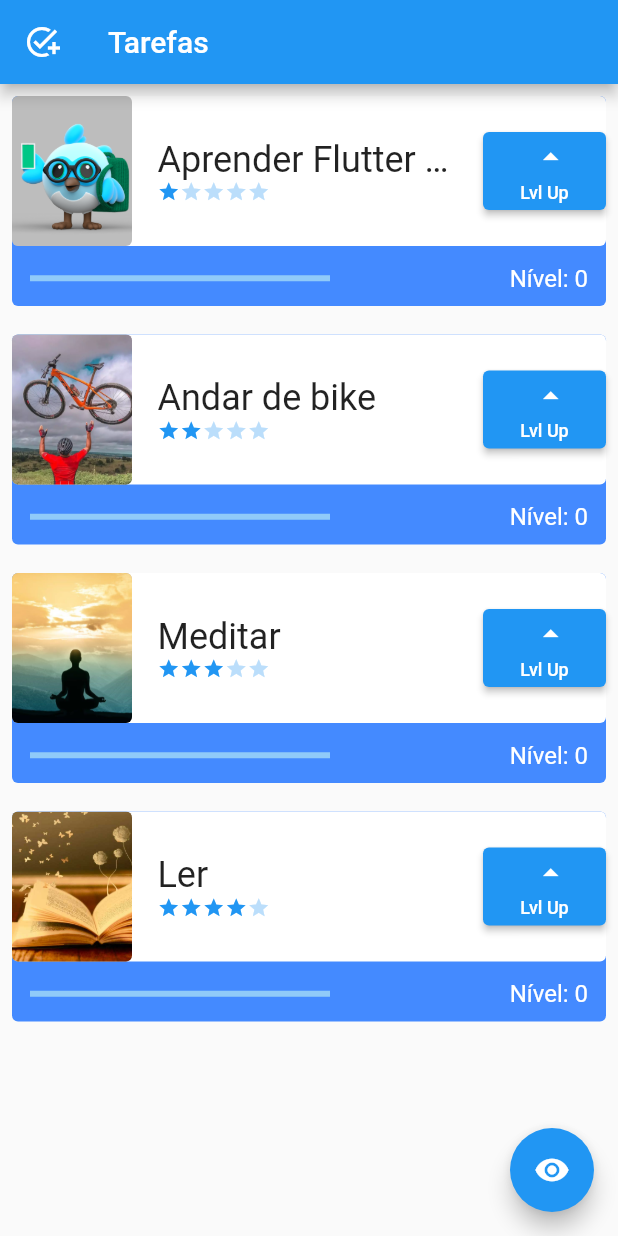
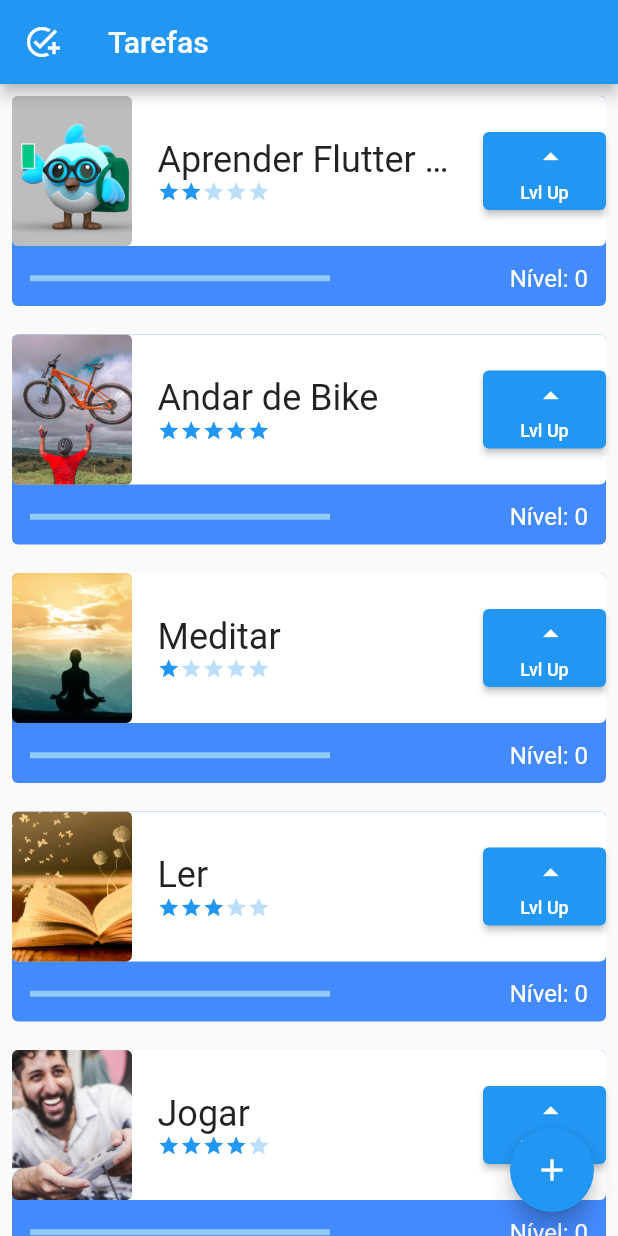
Before and after one commit to marcos-barcelar/Flutter-task, a Flutter app: the InitialScreen screen opened directly, on a phone screen of 412 x 824 dp. Run offline on Flutter 3.47's test engine with Material 2 defaults, Android fonts, the phone set to English and light mode, and no system bars; network calls fail.

Commit message:
Inserção do SnackBar e criação de rotas entre as telas

```diff
--- a/lib/main.dart
+++ b/lib/main.dart
@@ -1,5 +1,4 @@
 import 'package:flutter/material.dart';
-import 'package:gerenciadortarefas/screens/form_screen.dart';
 import 'package:gerenciadortarefas/screens/tela_inicial.dart';
 
 void main() {
@@ -22,7 +21,7 @@ class _MyAppState extends State<MyApp> {
         theme: ThemeData(
           primarySwatch: Colors.blue,
         ),
-        home: const FormScreen(),
+        home: const InitialScreen(),
     );
   }
 }
--- a/lib/screens/form_screen.dart
+++ b/lib/screens/form_screen.dart
@@ -123,6 +123,12 @@ class _FormScreenState extends State<FormScreen> {
                         print(nameController.text);
                         print(int.parse(difficultyController.text));
                         print(imageController.text);
+                        ScaffoldMessenger.of(context).showSnackBar(
+                          const SnackBar(
+                            content: Text('Printando nova Tarefa'),
+                          ),
+                        );
+                        Navigator.pop(context);
                       }
                     },
                     child: Text('Adicionar!'),
--- a/lib/screens/tela_inicial.dart
+++ b/lib/screens/tela_inicial.dart
@@ -1,6 +1,8 @@
 
 import 'package:flutter/material.dart';
+import 'package:gerenciadortarefas/screens/form_screen.dart';
 import '../components/tasks.dart';
+
 
 class InitialScreen extends StatefulWidget {
   const InitialScreen({Key? key}) : super(key: key);
@@ -11,38 +13,32 @@ class InitialScreen extends StatefulWidget {
 
 class _InitialScreenState extends State<InitialScreen> {
   @override
-  bool opacidade = true;
   Widget build(BuildContext context) {
     return  Scaffold(
       appBar: AppBar(
         title: Text('Tarefas'),
         leading: Icon(Icons.add_task),
       ),
-      body: AnimatedOpacity(
-        opacity: opacidade ? 1.0 : 0.0,
-        duration: Duration(seconds: 1),
-        child: ListView(
-          children: [
-            Task('Aprender Flutter com o Matheus', 'assets/imgs/flutter.png', 1),
-            Task('Andar de bike', 'assets/imgs/bike.webp', 2),
-            Task(
-                'Meditar',
-                'assets/imgs/meditar.jpeg',
-                3),
-            Task(
-                'Ler',
-                'assets/imgs/ler.jpg',
-                4),
-          ],
-        ),
+      body: ListView(
+        children: const [
+          Task('Aprender Flutter no intervalo do curso!',
+              'assets/imgs/flutter.png', 2),
+          Task('Andar de Bike', 'assets/imgs/bike.webp', 5),
+          Task('Meditar', 'assets/imgs/meditar.jpeg', 1),
+          Task('Ler', 'assets/imgs/ler.jpg', 3),
+          Task('Jogar', 'assets/imgs/jogar.jpg', 4),
+        ],
       ),
       floatingActionButton: FloatingActionButton(
         onPressed: () {
-          setState(() {
-            opacidade = !opacidade;
-          });
+          Navigator.push(
+              context,
+              MaterialPageRoute(
+              builder: (context) => FormScreen(),
+          ),
+          );
         },
-        child: Icon(Icons.remove_red_eye),
+        child: const Icon(Icons.add),
       ),
     );
   }
```
